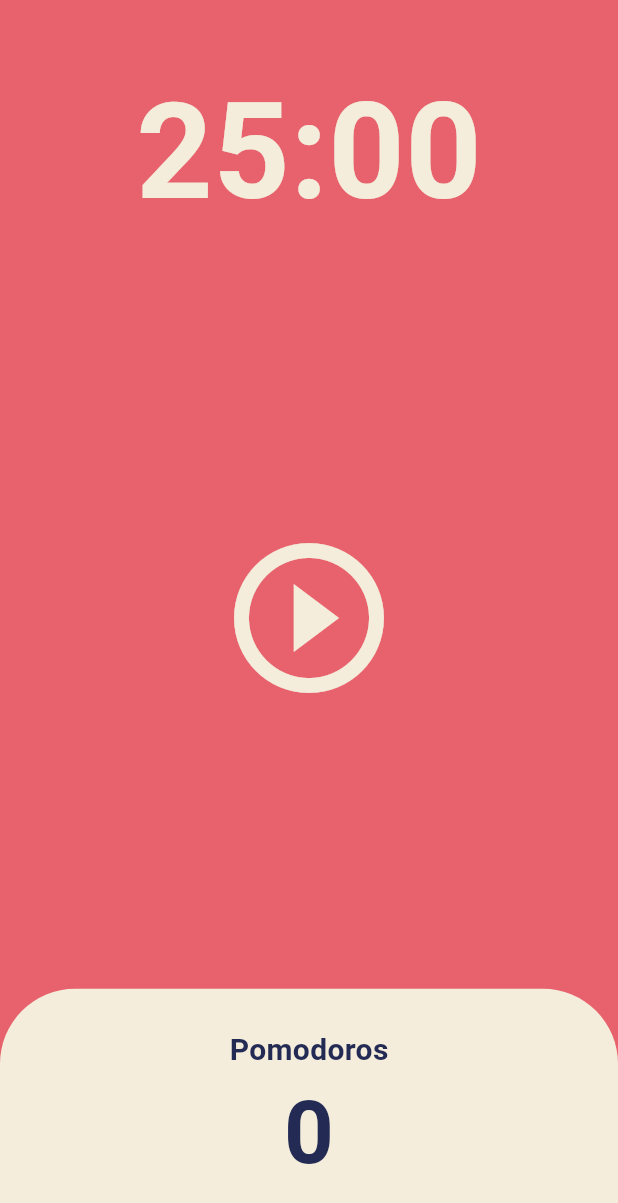
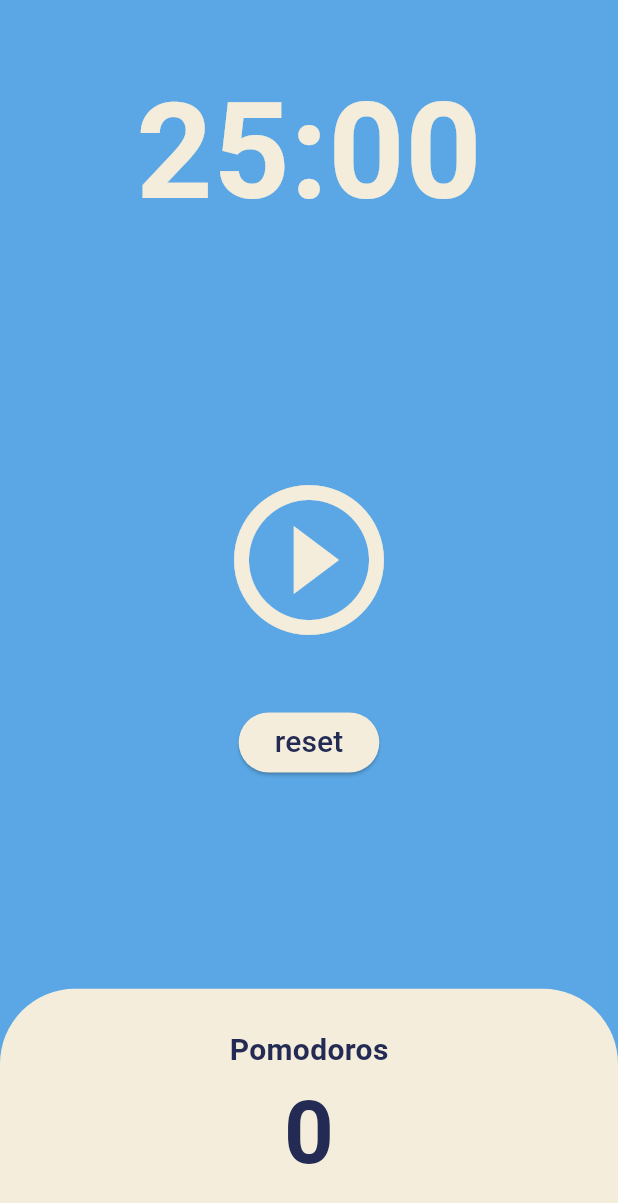
Before and after one commit to ahyng/Pomodoro, a Flutter app: the screen it shows after launch, on a phone screen of 412 x 824 dp. Shown: the top 1203 px of the screen. Run offline on Flutter 3.47's test engine with Material 3 defaults, Android fonts, the phone set to English and light mode, and no system bars.

Commit message:
add convertToRestTime

```diff
--- a/lib/screens/home_screen.dart
+++ b/lib/screens/home_screen.dart
@@ -10,19 +10,20 @@ class HomeScreen extends StatefulWidget {
 
 class _HomeScreenState extends State<HomeScreen> {
   static const twentyFiveMinutes = 1500;
+  static const fiveMinutes = 300;
   int totalSeconds = twentyFiveMinutes;
   bool isRunning = false;
   int totalPomodoros = 0;
+  bool working = false;
   late Timer timer;
 
   void onTick(Timer timer) {
     if (totalSeconds == 0) {
       setState(() {
-        totalPomodoros += 1;
-        isRunning = false;
-        totalSeconds = twentyFiveMinutes;
+        working ? totalPomodoros += 1 : null;
+        totalSeconds = working ? fiveMinutes : twentyFiveMinutes;
+        working = !working;
       });
-      timer.cancel();
     } else {
       setState(() {
         totalSeconds = totalSeconds - 1;
@@ -37,6 +38,7 @@ class _HomeScreenState extends State<HomeScreen> {
     );
     setState(() {
       isRunning = true;
+      working = true;
     });
   }
 
@@ -44,6 +46,15 @@ class _HomeScreenState extends State<HomeScreen> {
     timer.cancel();
     setState(() {
       isRunning = false;
+    });
+  }
+
+  void reset() {
+    timer.cancel();
+    setState(() {
+      isRunning = false;
+      totalPomodoros = 0;
+      totalSeconds = twentyFiveMinutes;
     });
   }
 
@@ -55,7 +66,9 @@ class _HomeScreenState extends State<HomeScreen> {
   @override
   Widget build(BuildContext context) {
     return Scaffold(
-      backgroundColor: Theme.of(context).colorScheme.background,
+      backgroundColor: working
+          ? Theme.of(context).colorScheme.background
+          : const Color.fromARGB(255, 91, 167, 229),
       body: Column(children: [
         Flexible(
           flex: 1,
@@ -74,13 +87,34 @@ class _HomeScreenState extends State<HomeScreen> {
         Flexible(
           flex: 3,
           child: Center(
-            child: IconButton(
+            child: Column(
+              mainAxisAlignment: MainAxisAlignment.center,
+              children: [
+                IconButton(
                   iconSize: 120,
                   color: Theme.of(context).cardColor,
                   onPressed: isRunning ? onPausePressed : onStartPressed,
                   icon: Icon(isRunning
                       ? Icons.pause_circle_outline
                       : Icons.play_circle_outline),
+                ),
+                const SizedBox(
+                  height: 30,
+                ),
+                ElevatedButton(
+                  onPressed: reset,
+                  style: ElevatedButton.styleFrom(
+                    backgroundColor: Theme.of(context).cardColor,
+                  ),
+                  child: Text(
+                    'reset',
+                    style: TextStyle(
+                      color: Theme.of(context).textTheme.displayLarge!.color,
+                      fontSize: 20,
+                    ),
+                  ),
+                ),
+              ],
             ),
           ),
         ),
```
Lines whose indentation alone changed are shown as unchanged.
